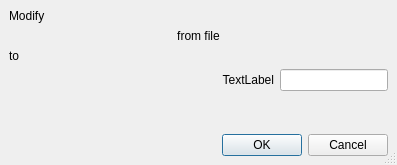
Before: the Qt Designer form src/forms/filemodifier.ui in anrichter/qsvn, drawn with Qt 5.
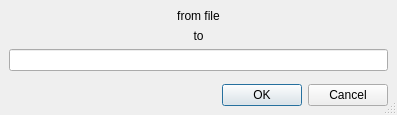
After: the same form once the commit is applied.

```diff
--- a/src/forms/filemodifier.ui
+++ b/src/forms/filemodifier.ui
@@ -6,7 +6,7 @@
     <x>0</x>
     <y>0</y>
     <width>397</width>
-    <height>165</height>
+    <height>115</height>
    </rect>
   </property>
   <property name="windowTitle" >
@@ -15,101 +15,59 @@
   <property name="sizeGripEnabled" >
    <bool>true</bool>
   </property>
-  <layout class="QGridLayout" >
+  <layout class="QVBoxLayout" >
    <property name="margin" >
     <number>9</number>
    </property>
    <property name="spacing" >
     <number>6</number>
    </property>
-   <item row="1" column="0" >
+   <item>
+    <widget class="QLabel" name="labelFromFile" >
+     <property name="text" >
+      <string>from file</string>
+     </property>
+     <property name="alignment" >
+      <set>Qt::AlignCenter</set>
+     </property>
+    </widget>
+   </item>
+   <item>
+    <widget class="QLabel" name="labelTo" >
+     <property name="text" >
+      <string>to</string>
+     </property>
+     <property name="alignment" >
+      <set>Qt::AlignCenter</set>
+     </property>
+    </widget>
+   </item>
+   <item>
+    <widget class="QLineEdit" name="editToFile" >
+     <property name="sizePolicy" >
+      <sizepolicy>
+       <hsizetype>5</hsizetype>
+       <vsizetype>0</vsizetype>
+       <horstretch>0</horstretch>
+       <verstretch>0</verstretch>
+      </sizepolicy>
+     </property>
+    </widget>
+   </item>
+   <item>
     <spacer>
      <property name="orientation" >
       <enum>Qt::Vertical</enum>
      </property>
      <property name="sizeHint" >
       <size>
-       <width>20</width>
-       <height>40</height>
+       <width>379</width>
+       <height>16</height>
       </size>
      </property>
     </spacer>
    </item>
-   <item row="0" column="0" >
-    <layout class="QGridLayout" >
-     <property name="margin" >
-      <number>0</number>
-     </property>
-     <property name="spacing" >
-      <number>6</number>
-     </property>
-     <item row="2" column="0" >
-      <widget class="QLabel" name="labelTo" >
-       <property name="text" >
-        <string>to</string>
-       </property>
-      </widget>
-     </item>
-     <item row="3" column="0" >
-      <layout class="QHBoxLayout" >
-       <property name="margin" >
-        <number>0</number>
-       </property>
-       <property name="spacing" >
-        <number>6</number>
-       </property>
-       <item>
-        <widget class="QLabel" name="labelToFile" >
-         <property name="sizePolicy" >
-          <sizepolicy>
-           <hsizetype>7</hsizetype>
-           <vsizetype>5</vsizetype>
-           <horstretch>0</horstretch>
-           <verstretch>0</verstretch>
-          </sizepolicy>
-         </property>
-         <property name="text" >
-          <string>TextLabel</string>
-         </property>
-         <property name="alignment" >
-          <set>Qt::AlignRight|Qt::AlignTrailing|Qt::AlignVCenter</set>
-         </property>
-        </widget>
-       </item>
-       <item>
-        <widget class="QLineEdit" name="editToFile" >
-         <property name="sizePolicy" >
-          <sizepolicy>
-           <hsizetype>5</hsizetype>
-           <vsizetype>0</vsizetype>
-           <horstretch>0</horstretch>
-           <verstretch>0</verstretch>
-          </sizepolicy>
-         </property>
-        </widget>
-       </item>
-      </layout>
-     </item>
-     <item row="1" column="0" >
-      <widget class="QLabel" name="labelFromFile" >
-       <property name="text" >
-        <string>from file</string>
-       </property>
-       <property name="alignment" >
-        <set>Qt::AlignCenter</set>
-       </property>
-      </widget>
-     </item>
-     <item row="0" column="0" >
-      <widget class="QLabel" name="labelModify" >
-       <property name="text" >
-        <string>Modify</string>
-       </property>
-      </widget>
-     </item>
-    </layout>
-   </item>
-   <item row="2" column="0" >
+   <item>
     <widget class="QDialogButtonBox" name="buttonBox" >
      <property name="orientation" >
       <enum>Qt::Horizontal</enum>
```
